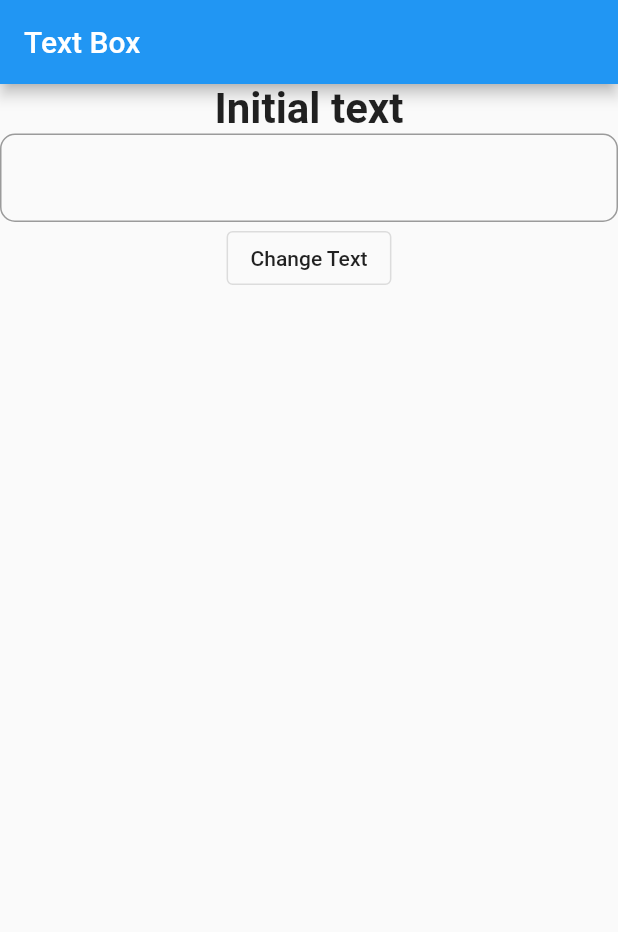
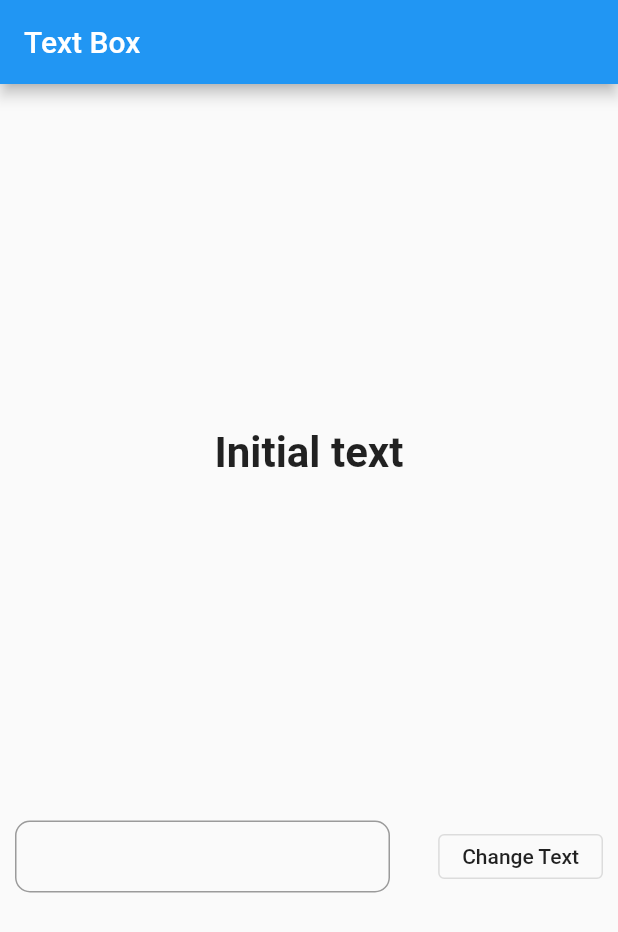
Before and after one commit to DavidMarcu/FlutterPractice, a Flutter app: the screen it shows after launch, on a phone screen of 412 x 824 dp. Shown: the top 932 px of the screen. Run offline on Flutter 3.47's test engine with Material 2 defaults, Android fonts, the phone set to English and light mode, and no system bars.

Commit message:
Adding basic styling to components

```diff
--- /dev/null
+++ b/flutter_assigment1/lib/textField.dart
@@ -0,0 +1,50 @@
+import 'package:flutter/material.dart';
+
+class TextFieldWithButton extends StatelessWidget {
+  final VoidCallback _setTextHandler;
+  final TextEditingController _editingController;
+
+  static const double _BUTTON_WIDTH = 40.0;
+  static const double _BUTTON_HEIGHT = 30.0;
+  static const double _BUTTON_PADDING_RIGHT = 10.0;
+  static const double _TEXTBOX_MARGIN_LEFT = 10.0;
+  static const double _TEXTBOX_MARGIN_RIGHT = 20.0;
+
+  TextFieldWithButton(this._editingController, this._setTextHandler);
+
+  @override
+  Widget build(BuildContext context) {
+    return Row(
+      mainAxisAlignment: MainAxisAlignment.spaceBetween,
+      children: <Widget>[
+        Container(
+          width: 250.0,
+          margin: EdgeInsets.only(left: _TEXTBOX_MARGIN_LEFT, right: _TEXTBOX_MARGIN_RIGHT),
+          child: TextField(
+            controller: _editingController,
+            decoration: InputDecoration(
+              contentPadding: EdgeInsets.symmetric(vertical: 0, horizontal: 10),
+              border: OutlineInputBorder(
+                borderSide: const BorderSide(width: 2),
+                borderRadius: BorderRadius.circular(10),
+              ),
+            ),
+          ),
+        ),
+        Container(
+          margin: EdgeInsets.only(right: _BUTTON_PADDING_RIGHT),
+          child: OutlinedButton(
+            onPressed: _setTextHandler,
+            style: ButtonStyle(
+              foregroundColor: MaterialStateProperty.all(Colors.black87),
+              minimumSize: MaterialStateProperty.all(
+                  Size(_BUTTON_WIDTH, _BUTTON_HEIGHT)),
+              // padding: MaterialStateProperty.all(EdgeInsets.only(right: _BUTTON_PADDING_RIGHT)),
+            ),
+            child: const Text("Change Text"),
+          ),
+        )
+      ],
+    );
+  }
+}
--- a/flutter_assigment1/lib/text_box.dart
+++ b/flutter_assigment1/lib/text_box.dart
@@ -1,4 +1,6 @@
 import 'package:flutter/material.dart';
+
+import './textField.dart';
 
 class HelloText extends StatefulWidget {
   @override
@@ -8,12 +10,6 @@ class HelloText extends StatefulWidget {
 class _HelloTextState extends State<HelloText> {
   String _textDisplayed = "Initial text";
   final TextEditingController _editingController = TextEditingController();
-
-  void _setText(String text) {
-    setState(() {
-      _textDisplayed = text;
-    });
-  }
 
   void _setTextViaButton() {
     setState(() {
@@ -28,6 +24,7 @@ class _HelloTextState extends State<HelloText> {
         title: const Text("Text Box"),
       ),
       body: Column(
+        mainAxisAlignment: MainAxisAlignment.spaceEvenly,
         children: <Widget>[
           Text(
             _textDisplayed,
@@ -37,23 +34,7 @@ class _HelloTextState extends State<HelloText> {
             ),
             textAlign: TextAlign.center,
           ),
-          TextField(
-            onSubmitted: _setText,
-            controller: _editingController,
-            decoration: InputDecoration(
-              border: OutlineInputBorder(
-                borderSide: const BorderSide(width: 2),
-                borderRadius: BorderRadius.circular(10),
-              ),
-            ),
-          ),
-          OutlinedButton(
-            onPressed: _setTextViaButton,
-            style: ButtonStyle(
-              foregroundColor: MaterialStateProperty.all(Colors.black87),
-            ),
-            child: const Text("Change Text"),
-          )
+          TextFieldWithButton(_editingController, _setTextViaButton),
         ],
       ),
     );
```
